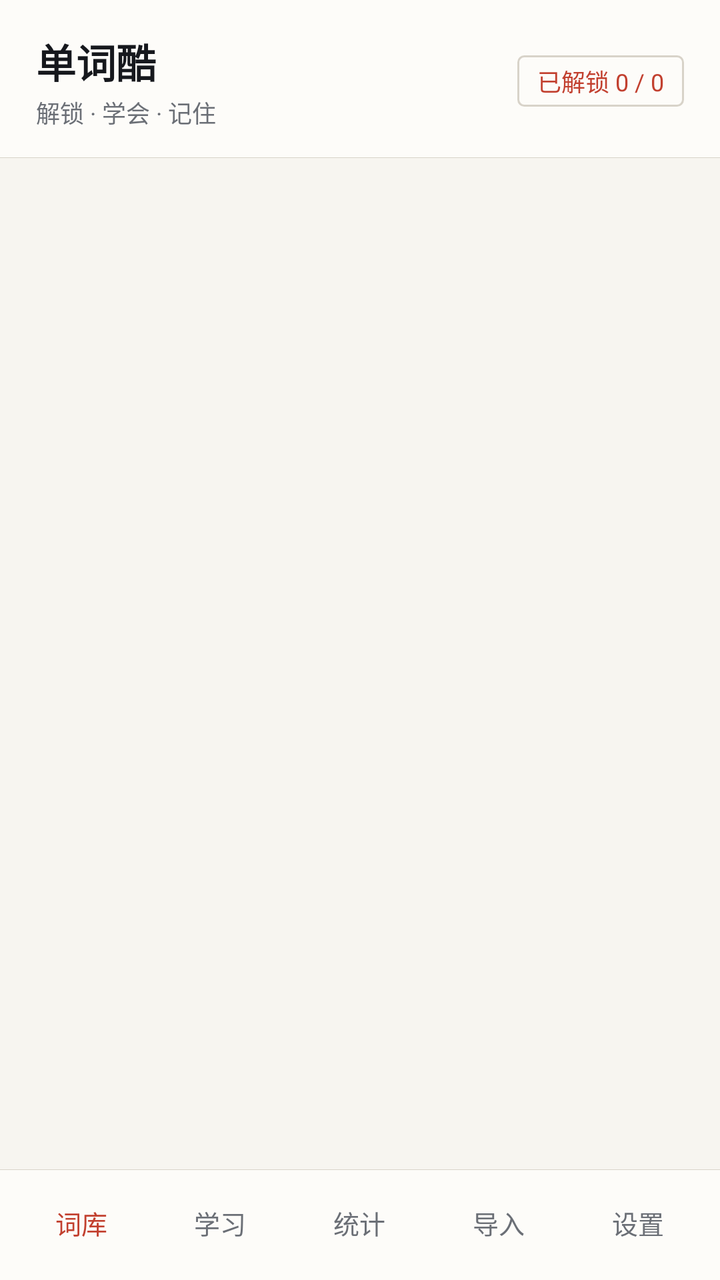
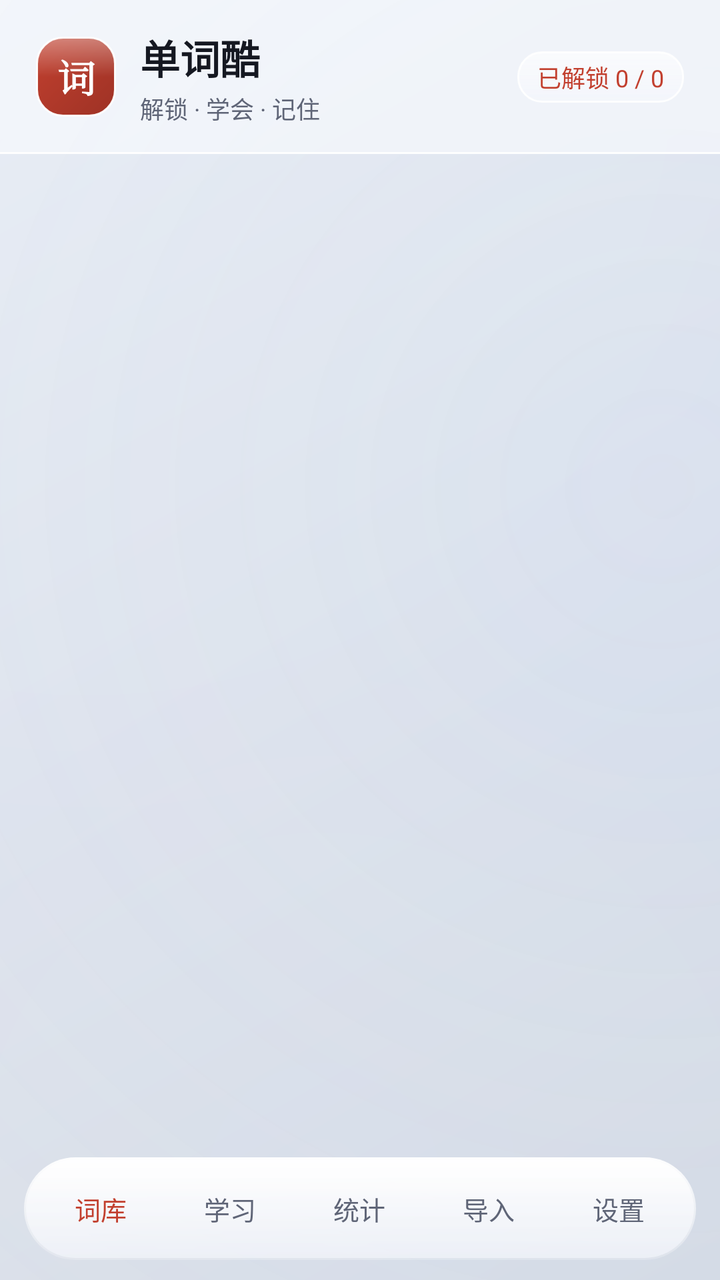

Screens rendered from an Android XML layout before and after an edit, with the pre-edit source and the edit as a unified diff.
<!-- AndroidManifest.xml: application theme AppTheme -->
<!-- res/layout/activity_main.xml -->
<?xml version="1.0" encoding="utf-8"?>
<LinearLayout xmlns:android="http://schemas.android.com/apk/res/android"
    android:layout_width="match_parent"
    android:layout_height="match_parent"
    android:orientation="vertical"
    android:background="@color/bg">

    <LinearLayout
        android:id="@+id/headerBar"
        android:layout_width="match_parent"
        android:layout_height="wrap_content"
        android:orientation="horizontal"
        android:gravity="center_vertical"
        android:background="@drawable/bg_header"
        android:paddingLeft="18dp"
        android:paddingRight="18dp"
        android:paddingTop="16dp"
        android:paddingBottom="14dp">

        <LinearLayout
            android:layout_width="0dp"
            android:layout_height="wrap_content"
            android:layout_weight="1"
            android:orientation="vertical">

            <TextView
                android:id="@+id/headerTitle"
                android:layout_width="wrap_content"
                android:layout_height="wrap_content"
                android:text="单词酷"
                android:textSize="20sp"
                android:textStyle="bold"
                android:textColor="@color/text" />

            <TextView
                android:id="@+id/headerSubtitle"
                android:layout_width="wrap_content"
                android:layout_height="wrap_content"
                android:layout_marginTop="2dp"
                android:text="解锁 · 学会 · 记住"
                android:textSize="12sp"
                android:textColor="@color/text_sub" />
        </LinearLayout>

        <TextView
            android:id="@+id/headerBadge"
            android:layout_width="wrap_content"
            android:layout_height="wrap_content"
            android:background="@drawable/bg_chip"
            android:text="已解锁 0 / 0"
            android:textSize="12sp"
            android:textColor="@color/primary" />
    </LinearLayout>

    <FrameLayout
        android:id="@+id/content"
        android:layout_width="match_parent"
        android:layout_height="0dp"
        android:layout_weight="1" />

    <LinearLayout
        android:id="@+id/tabBar"
        android:layout_width="match_parent"
        android:layout_height="wrap_content"
        android:orientation="horizontal"
        android:background="@drawable/bg_tabbar"
        android:elevation="0dp"
        android:paddingTop="8dp"
        android:paddingBottom="10dp"
        android:paddingLeft="6dp"
        android:paddingRight="6dp">

        <TextView
            android:id="@+id/tabLibrary"
            android:layout_width="0dp"
            android:layout_height="wrap_content"
            android:layout_weight="1"
            android:gravity="center"
            android:padding="9dp"
            android:text="@string/tab_library"
            android:textSize="13sp"
            android:textColor="@color/primary" />

        <TextView
            android:id="@+id/tabLearn"
            android:layout_width="0dp"
            android:layout_height="wrap_content"
            android:layout_weight="1"
            android:gravity="center"
            android:padding="9dp"
            android:text="@string/tab_learn"
            android:textSize="13sp"
            android:textColor="@color/text_sub" />

        <TextView
            android:id="@+id/tabStats"
            android:layout_width="0dp"
            android:layout_height="wrap_content"
            android:layout_weight="1"
            android:gravity="center"
            android:padding="9dp"
            android:text="@string/tab_stats"
            android:textSize="13sp"
            android:textColor="@color/text_sub" />

        <TextView
            android:id="@+id/tabImport"
            android:layout_width="0dp"
            android:layout_height="wrap_content"
            android:layout_weight="1"
            android:gravity="center"
            android:padding="9dp"
            android:text="@string/tab_import"
            android:textSize="13sp"
            android:textColor="@color/text_sub" />

        <TextView
            android:id="@+id/tabSettings"
            android:layout_width="0dp"
            android:layout_height="wrap_content"
            android:layout_weight="1"
            android:gravity="center"
            android:padding="9dp"
            android:text="@string/tab_settings"
            android:textSize="13sp"
            android:textColor="@color/text_sub" />
    </LinearLayout>

</LinearLayout>
<!-- resources referenced by this layout -->
<resources>
  <color name="bg">#F7F5F0</color>
  <color name="text">#16181D</color>
  <color name="text_sub">#6B6F76</color>
  <!-- drawable bg_chip (drawable) -->
  <?xml version="1.0" encoding="utf-8"?>
  <shape xmlns:android="http://schemas.android.com/apk/res/android" android:shape="rectangle">
      <solid android:color="@color/card" />
      <corners android:radius="3dp" />
      <stroke android:width="1dp" android:color="@color/line" />
      <padding android:left="10dp" android:top="4dp" android:right="10dp" android:bottom="4dp" />
  </shape>
  <!-- drawable bg_header (drawable) -->
  <?xml version="1.0" encoding="utf-8"?>
  <layer-list xmlns:android="http://schemas.android.com/apk/res/android">
      <item>
          <shape android:shape="rectangle">
              <solid android:color="@color/card" />
          </shape>
      </item>
      <item android:gravity="bottom" android:height="1px">
          <shape android:shape="rectangle">
              <solid android:color="@color/line" />
          </shape>
      </item>
  </layer-list>
  <!-- drawable bg_tabbar (drawable) -->
  <?xml version="1.0" encoding="utf-8"?>
  <layer-list xmlns:android="http://schemas.android.com/apk/res/android">
      <item>
          <shape android:shape="rectangle">
              <solid android:color="@color/card" />
          </shape>
      </item>
      <item android:gravity="top" android:height="1px">
          <shape android:shape="rectangle">
              <solid android:color="@color/line" />
          </shape>
      </item>
  </layer-list>
  <color name="card">#FDFCF9</color>
  <color name="line">#D8D3C9</color>
  <!-- unchanged entries left out for length: 10 -->
</resources>

<!-- the commit's change to res/layout/activity_main.xml (unified diff, before → after) -->
@@ -1,9 +1,10 @@
 <?xml version="1.0" encoding="utf-8"?>
 <LinearLayout xmlns:android="http://schemas.android.com/apk/res/android"
+    android:id="@+id/root"
     android:layout_width="match_parent"
     android:layout_height="match_parent"
     android:orientation="vertical"
-    android:background="@color/bg">
+    android:background="@drawable/bg_glass_app">
 
     <LinearLayout
         android:id="@+id/headerBar"
@@ -14,8 +15,21 @@
         android:background="@drawable/bg_header"
         android:paddingLeft="18dp"
         android:paddingRight="18dp"
-        android:paddingTop="16dp"
+        android:paddingTop="14dp"
         android:paddingBottom="14dp">
+
+        <TextView
+            android:layout_width="40dp"
+            android:layout_height="wrap_content"
+            android:minHeight="40dp"
+            android:layout_marginRight="12dp"
+            android:background="@drawable/bg_logo"
+            android:gravity="center"
+            android:fontFamily="serif"
+            android:text="词"
+            android:textColor="@color/white"
+            android:textSize="19sp"
+            android:textStyle="bold" />
 
         <LinearLayout
             android:layout_width="0dp"
@@ -62,11 +76,14 @@
         android:id="@+id/tabBar"
         android:layout_width="match_parent"
         android:layout_height="wrap_content"
+        android:layout_marginLeft="12dp"
+        android:layout_marginRight="12dp"
+        android:layout_marginBottom="10dp"
         android:orientation="horizontal"
         android:background="@drawable/bg_tabbar"
-        android:elevation="0dp"
-        android:paddingTop="8dp"
-        android:paddingBottom="10dp"
+        android:elevation="10dp"
+        android:paddingTop="6dp"
+        android:paddingBottom="6dp"
         android:paddingLeft="6dp"
         android:paddingRight="6dp">
 
@@ -75,8 +92,11 @@
             android:layout_width="0dp"
             android:layout_height="wrap_content"
             android:layout_weight="1"
+            android:layout_marginLeft="1dp"
+            android:layout_marginRight="1dp"
             android:gravity="center"
-            android:padding="9dp"
+            android:paddingTop="10dp"
+            android:paddingBottom="10dp"
             android:text="@string/tab_library"
             android:textSize="13sp"
             android:textColor="@color/primary" />
@@ -86,8 +106,11 @@
             android:layout_width="0dp"
             android:layout_height="wrap_content"
             android:layout_weight="1"
+            android:layout_marginLeft="1dp"
+            android:layout_marginRight="1dp"
             android:gravity="center"
-            android:padding="9dp"
+            android:paddingTop="10dp"
+            android:paddingBottom="10dp"
             android:text="@string/tab_learn"
             android:textSize="13sp"
             android:textColor="@color/text_sub" />
@@ -97,8 +120,11 @@
             android:layout_width="0dp"
             android:layout_height="wrap_content"
             android:layout_weight="1"
+            android:layout_marginLeft="1dp"
+            android:layout_marginRight="1dp"
             android:gravity="center"
-            android:padding="9dp"
+            android:paddingTop="10dp"
+            android:paddingBottom="10dp"
             android:text="@string/tab_stats"
             android:textSize="13sp"
             android:textColor="@color/text_sub" />
@@ -108,8 +134,11 @@
             android:layout_width="0dp"
             android:layout_height="wrap_content"
             android:layout_weight="1"
+            android:layout_marginLeft="1dp"
+            android:layout_marginRight="1dp"
             android:gravity="center"
-            android:padding="9dp"
+            android:paddingTop="10dp"
+            android:paddingBottom="10dp"
             android:text="@string/tab_import"
             android:textSize="13sp"
             android:textColor="@color/text_sub" />
@@ -119,8 +148,11 @@
             android:layout_width="0dp"
             android:layout_height="wrap_content"
             android:layout_weight="1"
+            android:layout_marginLeft="1dp"
+            android:layout_marginRight="1dp"
             android:gravity="center"
-            android:padding="9dp"
+            android:paddingTop="10dp"
+            android:paddingBottom="10dp"
             android:text="@string/tab_settings"
             android:textSize="13sp"
             android:textColor="@color/text_sub" />
<!-- resource entries referenced after the edit -->
@@ -1,27 +1,112 @@
 <!-- resources referenced by this layout -->
 <resources>
-  <color name="bg">#F7F5F0</color>
-  <color name="text">#16181D</color>
-  <color name="text_sub">#6B6F76</color>
+  <color name="bg">#F3F6FD</color>
+  <color name="text">#151821</color>
+  <color name="text_sub">#5F6577</color>
+  <color name="white">#FFFFFF</color>
   <!-- drawable bg_chip (drawable) -->
   <?xml version="1.0" encoding="utf-8"?>
   <shape xmlns:android="http://schemas.android.com/apk/res/android" android:shape="rectangle">
-      <solid android:color="@color/card" />
-      <corners android:radius="3dp" />
-      <stroke android:width="1dp" android:color="@color/line" />
-      <padding android:left="10dp" android:top="4dp" android:right="10dp" android:bottom="4dp" />
+      <gradient
+          android:angle="270"
+          android:endColor="@color/glass_card_bottom"
+          android:startColor="@color/glass_card_top"
+          android:type="linear" />
+      <corners android:radius="12dp" />
+      <stroke android:width="1dp" android:color="@color/glass_border" />
+      <padding
+          android:bottom="4dp"
+          android:left="10dp"
+          android:right="10dp"
+          android:top="4dp" />
   </shape>
+  <!-- drawable bg_glass_app (drawable) -->
+  <?xml version="1.0" encoding="utf-8"?>
+  <layer-list xmlns:android="http://schemas.android.com/apk/res/android">
+      <item>
+          <shape android:shape="rectangle">
+              <gradient
+                  android:angle="315"
+                  android:endColor="@color/glass_bg_end"
+                  android:startColor="@color/glass_bg_start"
+                  android:type="linear" />
+          </shape>
+      </item>
+      <item>
+          <shape android:shape="rectangle">
+              <gradient
+                  android:centerX="0.12"
+                  android:centerY="0.04"
+                  android:endColor="#00FFFFFF"
+                  android:gradientRadius="560dp"
+                  android:startColor="@color/glass_glow_warm"
+                  android:type="radial" />
+          </shape>
+      </item>
+      <item>
+          <shape android:shape="rectangle">
+              <gradient
+                  android:centerX="0.92"
+                  android:centerY="0.38"
+                  android:endColor="#00FFFFFF"
+                  android:gradientRadius="520dp"
+                  android:startColor="@color/glass_glow_cool"
+                  android:type="radial" />
+          </shape>
+      </item>
+      <item>
+          <shape android:shape="rectangle">
+              <gradient
+                  android:centerX="0.45"
+                  android:centerY="0.92"
+                  android:endColor="#00FFFFFF"
+                  android:gradientRadius="460dp"
+                  android:startColor="@color/glass_glow_extra"
+                  android:type="radial" />
+          </shape>
+      </item>
+  </layer-list>
   <!-- drawable bg_header (drawable) -->
   <?xml version="1.0" encoding="utf-8"?>
   <layer-list xmlns:android="http://schemas.android.com/apk/res/android">
       <item>
           <shape android:shape="rectangle">
-              <solid android:color="@color/card" />
+              <solid android:color="@color/glass_header" />
           </shape>
       </item>
-      <item android:gravity="bottom" android:height="1px">
+      <item android:gravity="bottom" android:height="1dp">
           <shape android:shape="rectangle">
-              <solid android:color="@color/line" />
+              <solid android:color="@color/glass_border" />
+          </shape>
+      </item>
+  </layer-list>
+  <!-- drawable bg_logo (drawable) -->
+  <?xml version="1.0" encoding="utf-8"?>
+  <layer-list xmlns:android="http://schemas.android.com/apk/res/android">
+      <item>
+          <shape android:shape="rectangle">
+              <gradient
+                  android:angle="315"
+                  android:endColor="@color/primary_dark"
+                  android:startColor="@color/primary"
+                  android:type="linear" />
+              <corners android:radius="13dp" />
+              <stroke android:width="1dp" android:color="@color/glass_border_bright" />
+          </shape>
+      </item>
+      <item
+          android:bottom="1dp"
+          android:left="1dp"
+          android:right="1dp"
+          android:top="1dp">
+          <shape android:shape="rectangle">
+              <gradient
+                  android:angle="270"
+                  android:centerColor="#00FFFFFF"
+                  android:endColor="#00FFFFFF"
+                  android:startColor="#59FFFFFF"
+                  android:type="linear" />
+              <corners android:radius="12dp" />
           </shape>
       </item>
   </layer-list>
@@ -30,17 +115,57 @@
   <layer-list xmlns:android="http://schemas.android.com/apk/res/android">
       <item>
           <shape android:shape="rectangle">
-              <solid android:color="@color/card" />
+              <gradient
+                  android:angle="270"
+                  android:endColor="@color/glass_border_soft"
+                  android:startColor="@color/glass_border_bright"
+                  android:type="linear" />
+              <corners android:radius="26dp" />
           </shape>
       </item>
-      <item android:gravity="top" android:height="1px">
+      <item
+          android:bottom="1dp"
+          android:left="1dp"
+          android:right="1dp"
+          android:top="1dp">
           <shape android:shape="rectangle">
-              <solid android:color="@color/line" />
+              <gradient
+                  android:angle="270"
+                  android:endColor="@color/glass_tabbar_bottom"
+                  android:startColor="@color/glass_card_top"
+                  android:type="linear" />
+              <corners android:radius="25dp" />
+          </shape>
+      </item>
+      <item
+          android:bottom="1dp"
+          android:left="1dp"
+          android:right="1dp"
+          android:top="1dp">
+          <shape android:shape="rectangle">
+              <gradient
+                  android:angle="270"
+                  android:centerColor="#00FFFFFF"
+                  android:endColor="#00FFFFFF"
+                  android:startColor="@color/glass_shine"
+                  android:type="linear" />
+              <corners android:radius="25dp" />
           </shape>
       </item>
   </layer-list>
-  <color name="card">#FDFCF9</color>
-  <color name="line">#D8D3C9</color>
+  <color name="glass_card_bottom">#66F8FAFF</color>
+  <color name="glass_card_top">#A6FFFFFF</color>
+  <color name="glass_border">#E6FFFFFF</color>
+  <color name="glass_bg_end">#D5DBE6</color>
+  <color name="glass_bg_start">#E9EDF5</color>
+  <color name="glass_glow_warm">#14FFFFFF</color>
+  <color name="glass_glow_cool">#1093C5FD</color>
+  <color name="glass_glow_extra">#0CFFFFFF</color>
+  <color name="glass_header">#99FBFCFF</color>
+  <color name="glass_border_bright">#F2FFFFFF</color>
+  <color name="glass_border_soft">#33FFFFFF</color>
+  <color name="glass_tabbar_bottom">#A6F3F5FB</color>
+  <color name="glass_shine">#66FFFFFF</color>
   <!-- unchanged entries left out for length: 10 -->
 </resources>
 
